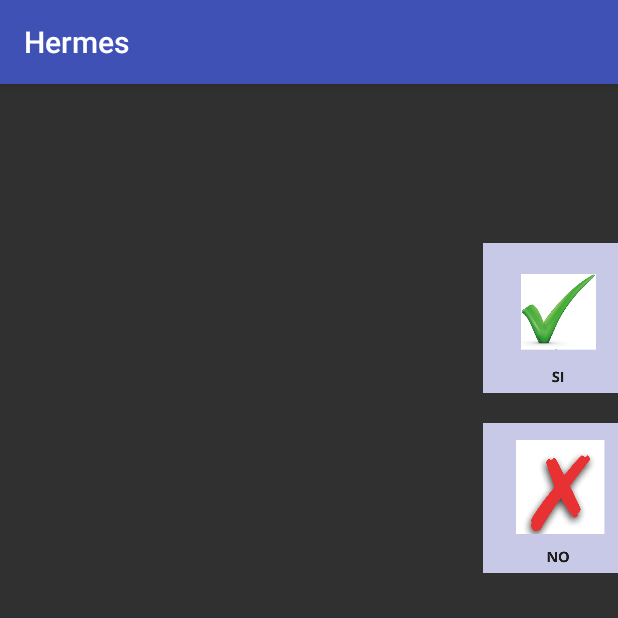
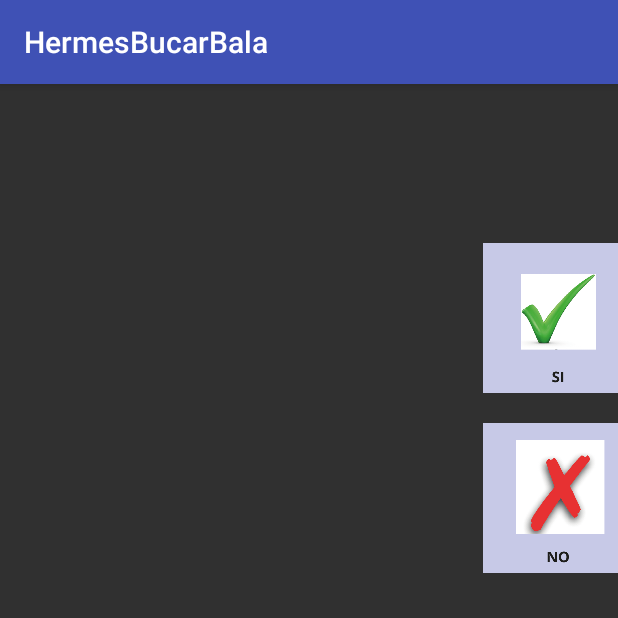
Before and after one commit to agustinbala/laboratorio-de-software-2015, an Android app: the fragment TabFragment shown on its own in the app's theme, on a phone screen of 412 x 824 dp, the top half of it. Run offline under Robolectric (Android 15) with nearby library versions, the light colour scheme and no system bars; 8 statements that could not run were skipped.

Commit message:
merge with master

```diff
--- a/HermesBucarBala/app/src/main/java/com/laboratoriodesoftware2015/hermesbucarbala/dao/AlumnDAO.java
+++ b/HermesBucarBala/app/src/main/java/com/laboratoriodesoftware2015/hermesbucarbala/dao/AlumnDAO.java
@@ -42,9 +42,11 @@ public class AlumnDAO extends BaseDAO<Alumn> {
 
     @Override
     public  void delete(Alumn object) {
+
         database.delete(Alumn.TABLE_NAME,
                 Alumn.COLUMN_ID + " = ?",
                 new String[]{String.valueOf(object.getId())});
+
     }
 
     @Override
@@ -119,6 +121,7 @@ public class AlumnDAO extends BaseDAO<Alumn> {
             dao.close();
             alumn.setTabs(tabs);
         }
+
         return alumn;
     }
 
--- a/HermesBucarBala/app/src/main/java/com/laboratoriodesoftware2015/hermesbucarbala/fragment/TabFragment.java
+++ b/HermesBucarBala/app/src/main/java/com/laboratoriodesoftware2015/hermesbucarbala/fragment/TabFragment.java
@@ -42,8 +42,8 @@ public class TabFragment extends Fragment {
     private TabPresenter presenter;
     private TabFragmentAdapter tabAdapter;
     private List<Pictogram> list;
-    private ImageView yes;
-    private ImageView no;
+    private LinearLayout yes;
+    private LinearLayout no;
 
 
     public TabFragment() {
@@ -75,12 +75,12 @@ public class TabFragment extends Fragment {
         Integer alumnId = getArguments().getInt(ARG_ALUMN_ID);
         Integer tabId = getArguments().getInt(ARG_TAB_ID);
         String pictureSize = getArguments().getString(PICTURE_SIZE);
-        yes = (ImageView) rootView.findViewById(R.id.si);
-        no = (ImageView) rootView.findViewById(R.id.no);
+        yes = (LinearLayout) rootView.findViewById(R.id.si);
+        no = (LinearLayout) rootView.findViewById(R.id.no);
         LinearLayout afirmativeContainer = (LinearLayout) rootView.findViewById(R.id.afirmative);
         try (InputStream imsSi = getActivity().getAssets().open("si.png")) {
             Drawable dsi = Drawable.createFromStream(imsSi, null);
-            yes.setImageDrawable(dsi);
+            yes.setBackground(dsi);
         } catch (IOException e) {
             e.printStackTrace();
         }
@@ -92,7 +92,7 @@ public class TabFragment extends Fragment {
         });
         try (InputStream imsNo = getActivity().getAssets().open("no.png")) {
             Drawable dno = Drawable.createFromStream(imsNo, null);
-            no.setImageDrawable(dno);
+            no.setBackground(dno);
         } catch (IOException e) {
             e.printStackTrace();
         }
@@ -122,7 +122,7 @@ public class TabFragment extends Fragment {
                 alumnPictograms = this.presenter.getPictogramsByAlumn(alumnId);
                 afirmativeContainer.setVisibility(View.GONE);
             } else {
-                list = this.presenter.getPictogramsByTabAndAlumn(tabId, alumnId);
+                list = this.presenter.getPictogramsByTab(getArguments().getInt(ARG_TAB_ID));
                 afirmativeContainer.setVisibility(View.VISIBLE);
             }
         }
@@ -137,10 +137,10 @@ public class TabFragment extends Fragment {
         final Dialog dialog = new Dialog(getActivity());
         dialog.setContentView(R.layout.pictogram_image_dialog);
         dialog.setTitle(name);
-        final ImageView imageView = (ImageView) dialog.findViewById(R.id.image_tab_container);
+        final LinearLayout imageView = (LinearLayout) dialog.findViewById(R.id.image_tab_container);
         try (InputStream ims = getActivity().getAssets().open(asset)) {
             Drawable d = Drawable.createFromStream(ims, null);
-            imageView.setImageDrawable(d);
+            imageView.setBackground(d);
         } catch (IOException e) {
             e.printStackTrace();
         }
--- a/HermesBucarBala/app/src/main/res/layout/alumn_new_dialog.xml
+++ b/HermesBucarBala/app/src/main/res/layout/alumn_new_dialog.xml
@@ -112,6 +112,7 @@
             android:layout_marginRight="20dp"
             android:textColor="#FFF"
             android:text="@string/pictogram_size_small"
+            android:imeOptions="actionDone"
             android:textSize="17dp"
             />
         <RadioButton android:id="@+id/radio_size_medium"
@@ -120,6 +121,7 @@
             android:layout_marginRight="20dp"
             android:textColor="#FFF"
             android:text="@string/pictogram_size_medium"
+            android:imeOptions="actionDone"
             android:textSize="17dp"
             />
         <RadioButton android:id="@+id/radio_size_big"
@@ -127,6 +129,7 @@
             android:layout_height="wrap_content"
             android:textColor="#FFF"
             android:text="@string/pictogram_size_big"
+            android:imeOptions="actionDone"
             android:textSize="17dp"
             />
     </RadioGroup>
--- a/HermesBucarBala/app/src/main/res/layout/fragment_tab.xml
+++ b/HermesBucarBala/app/src/main/res/layout/fragment_tab.xml
@@ -33,16 +33,18 @@
             android:layout_marginTop="80dp"
             android:orientation="vertical">
 
-            <ImageView
+            <LinearLayout
                 android:layout_width="100dp"
                 android:layout_height="100dp"
                 android:layout_margin="10dp"
+                android:orientation="vertical"
                 android:id="@+id/si"/>
 
-            <ImageView
+            <LinearLayout
                 android:layout_width="100dp"
                 android:layout_height="100dp"
                 android:layout_margin="10dp"
+                android:orientation="vertical"
                 android:id="@+id/no"/>
 
         </LinearLayout>
--- a/HermesBucarBala/app/src/main/res/values/strings.xml
+++ b/HermesBucarBala/app/src/main/res/values/strings.xml
@@ -1,5 +1,5 @@
 <resources>
-    <string name="app_name">Hermes</string>
+    <string name="app_name">HermesBucarBala</string>
     <string name="action_settings">Configuración</string>
     <string name="action_therapist">Terapeuta</string>
     <string name="action_student">Alumno</string>
```
Also changed, not shown: HermesBucarBala/app/src/main/java/com/laboratoriodesoftware2015/hermesbucarbala/adapter/TabFragmentAdapter.java (+3 -15 lines), HermesBucarBala/app/src/main/java/com/laboratoriodesoftware2015/hermesbucarbala/presenter/ServicePresenter.java (+9 -2 lines).
